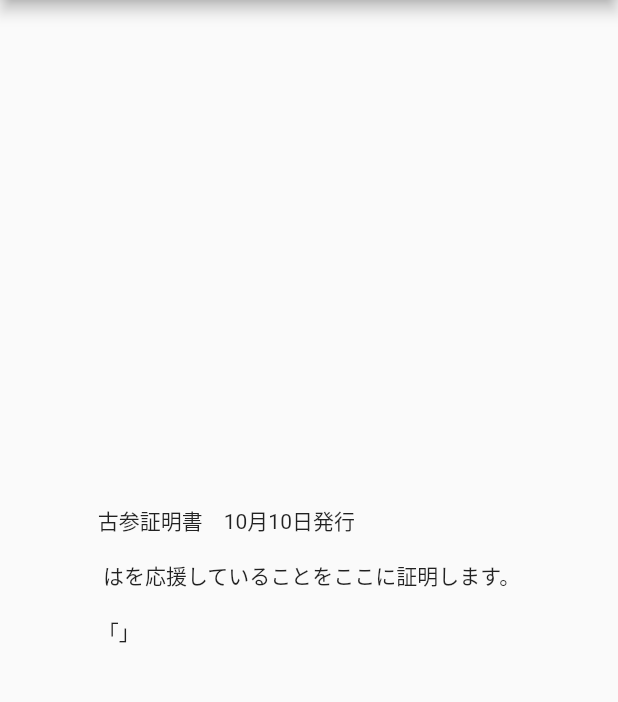
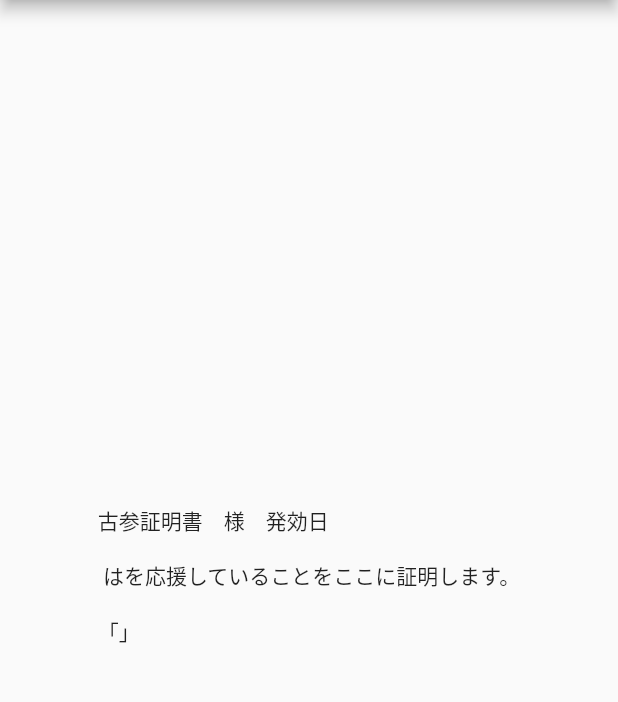
Before and after one commit to maedaouka/kosan-syoumei-flutter-app, a Flutter app: the MyCertificateDetail screen opened directly with empty values, on a phone screen of 412 x 824 dp, the part 84-786 px from its top. Run offline on Flutter 3.47's test engine with Material 2 defaults, Android fonts, the phone set to English and light mode, and no system bars; our stand-ins replace firebase_auth; missing offline and left inert: flutter_twitter_login, twitter_api; accounts and stored records are empty.

Commit message:
android側完成

```diff
--- a/lib/main.dart
+++ b/lib/main.dart
@@ -160,7 +160,6 @@ class AuthPage extends StatefulWidget {
 class _AuthPageState extends State {
   final FirebaseAuth _auth = FirebaseAuth.instance;
 
-  // APIキーを入力
   final TwitterLogin twitterLogin = TwitterLogin(
     consumerKey: "IoJiMkAVEmjjkQoIExzAn69xE",
     consumerSecret: "ZCa3waPjr9HM5xHDgSDcLjiGqy6jBeQ6DlVyAa5uOkDG09bLOU",
@@ -190,7 +189,6 @@ class _AuthPageState extends State {
       authToken: result.session.token,
       authTokenSecret: result.session.secret,
     );
-
 
     //Firebaseのuser id取得
     final FirebaseUser user =
@@ -233,7 +231,7 @@ class _AuthPageState extends State {
     return Scaffold(
       appBar: AppBar(
         centerTitle: true,
-        title: Text("widget.title"),
+        title: Text("古参証明"),
       ),
       body: Center(
         child: Column(
@@ -248,8 +246,6 @@ class _AuthPageState extends State {
   }
 }
 
-
-
 class MyHomePage extends StatefulWidget {
 
   @override
@@ -260,9 +256,7 @@ class MyHomePage extends StatefulWidget {
     _MyHomePageState.token = token;
     _MyHomePageState.secret = secret;
   }
-
 }
-
 
 class _MyHomePageState extends State<MyHomePage> {
   static FirebaseUser user;
@@ -272,7 +266,10 @@ class _MyHomePageState extends State<MyHomePage> {
   static List<dynamic> fromNameList = [];
   static List<dynamic> toNameList = [];
   static List<dynamic> memoList = [];
+  static List<dynamic> dobList = [];
 
+
+  var deviceId = user.providerData[1].uid;
 
   List<String> itemList = [];
   void buildItemList()async{
@@ -286,14 +283,8 @@ class _MyHomePageState extends State<MyHomePage> {
 
   Future fetchArticle() async {
 
-    log(user.providerData[1].uid);
-    var deviceId = user.providerData[1].uid;
-    log("async");
-
-    // final url = "http://10.0.2.2:8000/mylist?device=$deviceId";
     final url = "https://22161mw9kg.execute-api.ap-northeast-1.amazonaws.com/kosan_syoumei_mylist?device=$deviceId";
 
-    log(url);
     final response = await http.get(url);
     if (response.statusCode == 200) {
       setState(() {
@@ -301,13 +292,10 @@ class _MyHomePageState extends State<MyHomePage> {
         fromNameList = json.decode(response.body)["from_name_list"];
         toNameList = json.decode(response.body)["to_name_list"];
         memoList = json.decode(response.body)["memo_list"];
-
+        dobList = json.decode(response.body)["dob_list"];
       });
-      // certificateList = json.decode(response.body)["person_list"];
-
       return certificateList;
     } else {
-      log("else");
       throw Exception('Failed to load article');
     }
   }
@@ -315,40 +303,12 @@ class _MyHomePageState extends State<MyHomePage> {
   @override
   void initState() {
     super.initState();
-
-    // streamController.stream.listen((addData) {
-    //   log(addData);
-    // });
-    // log("init end");
-    // streamController.sink.add("DIO");
-    // streamController.sink.add("承太郎");
     fetchArticle();
   }
 
   @override
   Widget build(BuildContext context) {
-
-    // List<dynamic> jsonArray = [];
-
-    // fetchArticle() async {
-    //   log("async");
-    //
-    //   final url = 'https://qiita.com/api/v2/items';
-    //   final response = await http.get(url);
-    //   if (response.statusCode == 200) {
-    //     jsonArray = json.decode(response.body);
-    //     // log(json.decode(response.body));
-    //     log("api");
-    //     log(jsonArray.length.toString());
-    //
-    //     return jsonArray;
-    //   } else {
-    //     log("else");
-    //     throw Exception('Failed to load article');
-    //   }
-    // }
-
-    return new Scaffold(
+   return new Scaffold(
       appBar: new AppBar(
         title: new Text("古参証明書　一覧"),
       ),
@@ -356,7 +316,7 @@ class _MyHomePageState extends State<MyHomePage> {
         log("a");
         return InkWell(
           onTap: (){
-            Navigator.push(context, MaterialPageRoute(builder: (context) => MyCertificateDetail(index, fromNameList[index], toNameList[index], memoList[index])));
+            Navigator.push(context, MaterialPageRoute(builder: (context) => MyCertificateDetail(index, deviceId, fromNameList[index], toNameList[index], dobList[index], memoList[index])));
           },
           child: Card(
             child: Column(
@@ -365,9 +325,8 @@ class _MyHomePageState extends State<MyHomePage> {
                     margin: EdgeInsets.all(10.0),
                     child: ListTile(
                       title: Text(certificateList[index]),
-                      // leading: Image.asset("assets/image_sample.png"),
                       leading: Icon(Icons.people),
-                      subtitle: Text("2018年9月26日発行"),
+                      subtitle: Text(dobList[index] + "発行"),
                     )
                 )
               ],
@@ -392,21 +351,23 @@ class MyCertificateDetail extends StatefulWidget {
   @override
   _MyCertificateDetailState createState() => new _MyCertificateDetailState();
 
-  MyCertificateDetail(int id, String fromName, String toName, String memo) {
+  MyCertificateDetail(int id, String deviceId, String fromName, String toName, String dob, String memo) {
     _MyCertificateDetailState.i = id;
+    _MyCertificateDetailState.deviceId = deviceId;
     _MyCertificateDetailState.fromName = fromName;
     _MyCertificateDetailState.toName = toName;
+    _MyCertificateDetailState.dob = dob;
     _MyCertificateDetailState.memo = memo;
-
   }
 }
 
 class _MyCertificateDetailState extends State<MyCertificateDetail> {
   static int i = 0;
+  static String deviceId = "";
   static String fromName = "";
   static String toName = "";
+  static String dob = "";
   static String memo = "";
-
 
   @override
   Widget build(BuildContext context) {
@@ -415,7 +376,7 @@ class _MyCertificateDetailState extends State<MyCertificateDetail> {
           title: new Text("古参証明書"),
         ),
         body: Center(
-          child: Text("古参証明書　10月10日発行 \n\n $fromNameは$toNameを応援していることをここに証明します。\n\n「$memo」"),
+          child: Text("古参証明書　$fromName様　発効日 $dob \n\n $deviceIdは$toNameを応援していることをここに証明します。\n\n「$memo」"),
         )
     );
   }
@@ -449,7 +410,6 @@ class MyCertificateCreate extends StatefulWidget {
     _MyCertificateCreateState.user = user;
     _MyCertificateCreateState.token = token;
     _MyCertificateCreateState.secret = secret;
-
     _MyCertificateCreateState._deviceId = user.providerData[1].uid;
     _MyCertificateCreateState._fromName = user.providerData[1].displayName;
   }
@@ -514,7 +474,6 @@ class _MyCertificateCreateState extends State<MyCertificateCreate> {
     print(res.statusCode);
     print(res.body);
 
-    // Convert the string response into something more useable
     var resJson = json.decode(res.body);
 
     return(resJson["id_str"]);
@@ -533,25 +492,21 @@ class _MyCertificateCreateState extends State<MyCertificateCreate> {
             Text("相手の名前"),
             new TextField(
               enabled: true,
-              // 入力数
               maxLength: 10,
               maxLengthEnforced: false,
               style: TextStyle(color: Colors.red),
               obscureText: false,
               maxLines: 1,
-              //パスワード
               onChanged: _handleToName,
             ),
             Text("メモ"),
             new TextField(
               enabled: true,
-              // 入力数
               maxLength: 10,
               maxLengthEnforced: false,
               style: TextStyle(color: Colors.red),
               obscureText: false,
               maxLines: 1,
-              //パスワード
               onChanged: _handleMemo,
             ),
             RaisedButton(
@@ -562,11 +517,8 @@ class _MyCertificateCreateState extends State<MyCertificateCreate> {
               ),
               onPressed: () {
                 Future createCertificate() async {
-
                   _toName = await twitterUserShow(token, secret, _toName);
-
                   final url = "https://eca9kh6oqe.execute-api.ap-northeast-1.amazonaws.com/default/kosan_syoumei_create?device=$_deviceId&from_name=$_fromName&to_name=$_toName&memo=$_memo";
-
                   await http.get(url);
                 }
                 createCertificate();
```
Also changed, not shown: 2 other files.
